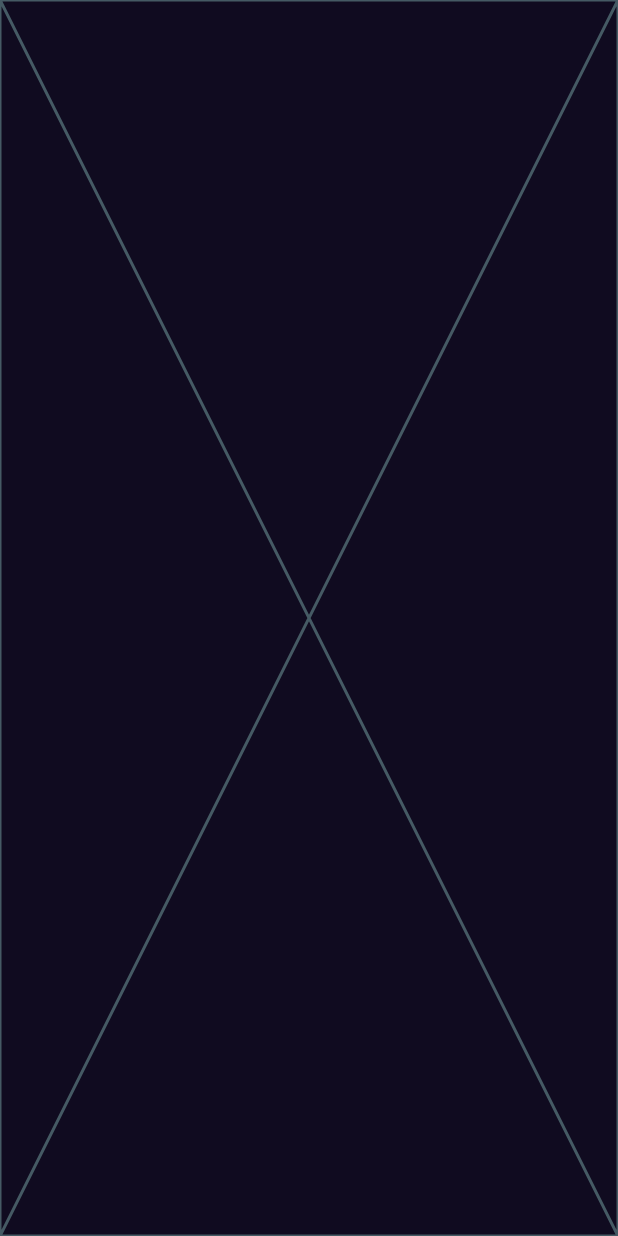
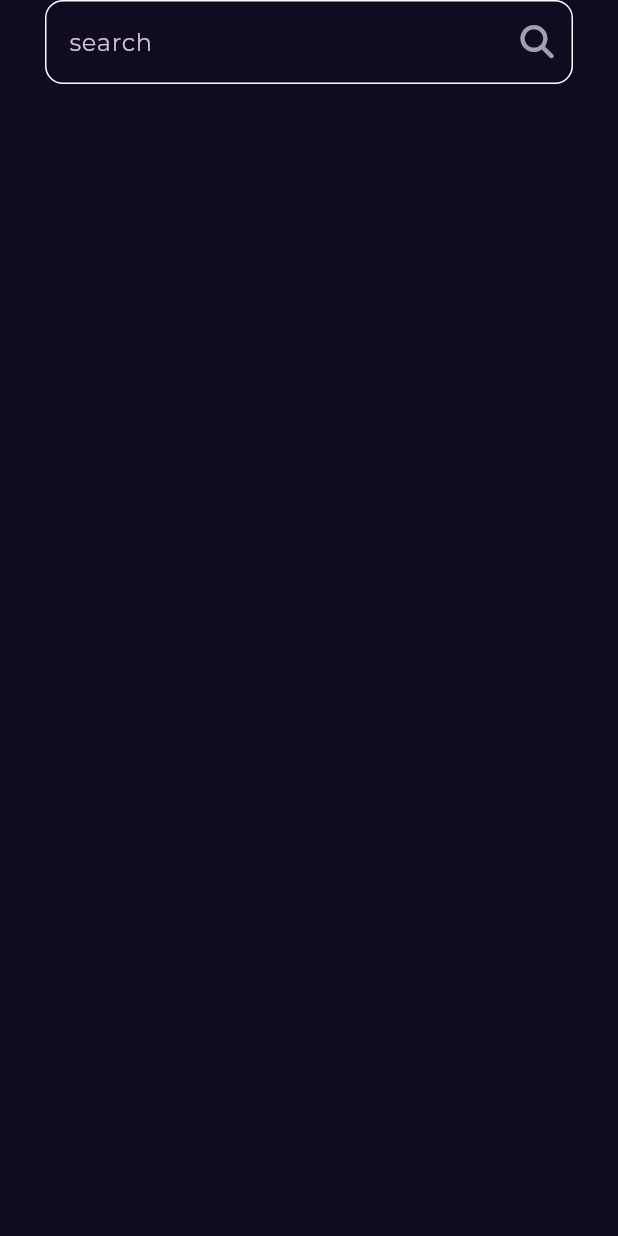
Before and after one commit to mohmedmaher/BookVerse, a Flutter app: the SearchView screen opened by its route, on a phone screen of 412 x 824 dp. Run offline on Flutter 3.47's test engine with Material 3 defaults, Android fonts, the light colour scheme and no system bars; our stand-ins replace font_awesome_flutter, go_router, google_fonts.

Commit message:
create custom text form field

```diff
--- a/lib/features/home/presentation/views/widgets/custom_app_bar.dart
+++ b/lib/features/home/presentation/views/widgets/custom_app_bar.dart
@@ -1,6 +1,8 @@
+import 'package:book_verse/core/utils/app_router.dart';
 import 'package:book_verse/core/utils/assets.dart';
 import 'package:flutter/material.dart';
 import 'package:font_awesome_flutter/font_awesome_flutter.dart';
+import 'package:go_router/go_router.dart';
 
 class CustomAppBar extends StatelessWidget {
   const CustomAppBar({super.key});
@@ -8,7 +10,7 @@ class CustomAppBar extends StatelessWidget {
   @override
   Widget build(BuildContext context) {
     return Padding(
-      padding: const EdgeInsets.only(left: 24,right: 12,top: 40,bottom: 20),
+      padding: const EdgeInsets.only(left: 24, right: 12, top: 40, bottom: 20),
       child: Row(
         children: [
           Image.asset(
@@ -17,10 +19,12 @@ class CustomAppBar extends StatelessWidget {
           ),
           const Spacer(),
           IconButton(
-            onPressed: () {},
+            onPressed: () {
+              GoRouter.of(context).push(AppRouter.kSearchView);
+            },
             icon: const Icon(
               FontAwesomeIcons.magnifyingGlass,
-              size: 24,
+              size: 22,
             ),
           ),
         ],
--- /dev/null
+++ b/lib/features/search/presentation/views/widgets/custom_search_text_field.dart
@@ -0,0 +1,36 @@
+import 'package:flutter/material.dart';
+import 'package:font_awesome_flutter/font_awesome_flutter.dart';
+
+class CustomSearchTextField extends StatelessWidget {
+  const CustomSearchTextField({super.key});
+
+  @override
+  Widget build(BuildContext context) {
+    return TextField(
+      decoration: InputDecoration(
+        enabledBorder: buildOutlineInputBorder(),
+        focusedBorder: buildOutlineInputBorder(),
+        hintText: 'search',
+        suffixIcon: IconButton(
+          onPressed: () {},
+          icon: const Opacity(
+            opacity: 0.8,
+            child: Icon(
+              FontAwesomeIcons.magnifyingGlass,
+              size: 22,
+            ),
+          ),
+        ),
+      ),
+    );
+  }
+
+  OutlineInputBorder buildOutlineInputBorder() {
+    return OutlineInputBorder(
+      borderRadius: BorderRadius.circular(12),
+      borderSide: const BorderSide(
+        color: Colors.white,
+      ),
+    );
+  }
+}
--- a/lib/features/search/presentation/views/widgets/search_view_body.dart
+++ b/lib/features/search/presentation/views/widgets/search_view_body.dart
@@ -1,3 +1,4 @@
+import 'package:book_verse/features/search/presentation/views/widgets/custom_search_text_field.dart';
 import 'package:flutter/material.dart';
 
 class SearchViewBody extends StatelessWidget {
@@ -5,6 +6,13 @@ class SearchViewBody extends StatelessWidget {
 
   @override
   Widget build(BuildContext context) {
-    return const Placeholder();
+    return const Padding(
+      padding: EdgeInsets.symmetric(horizontal: 30.0),
+      child: Column(
+        children: [
+          CustomSearchTextField(),
+        ],
+      ),
+    );
   }
 }
```
